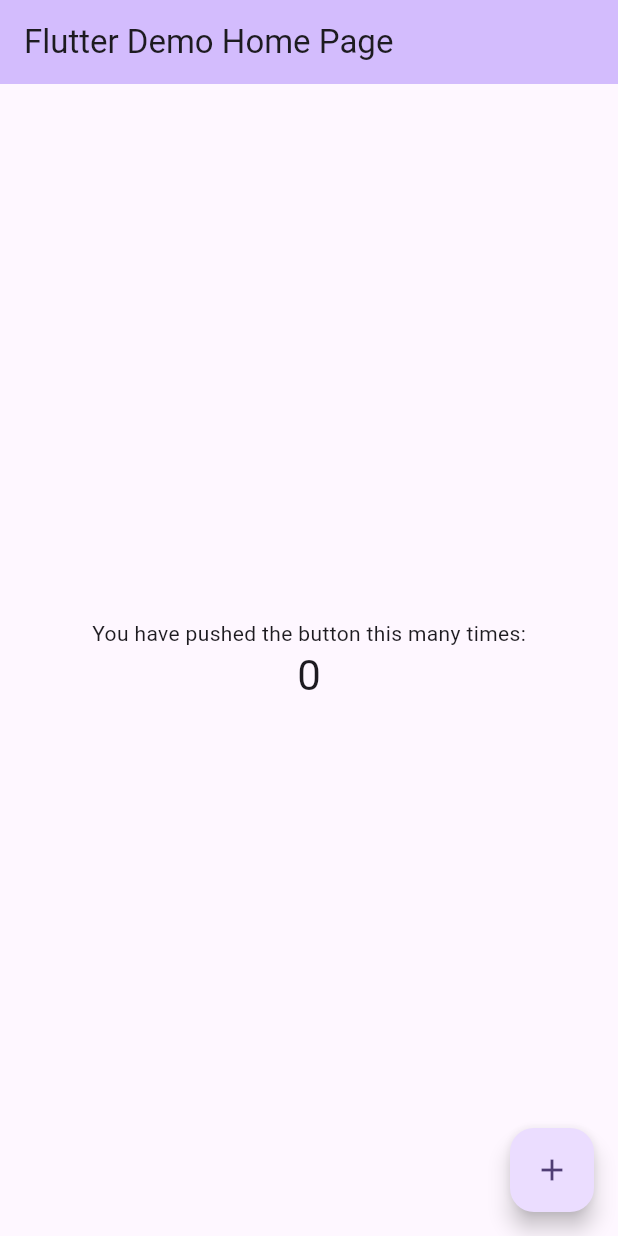
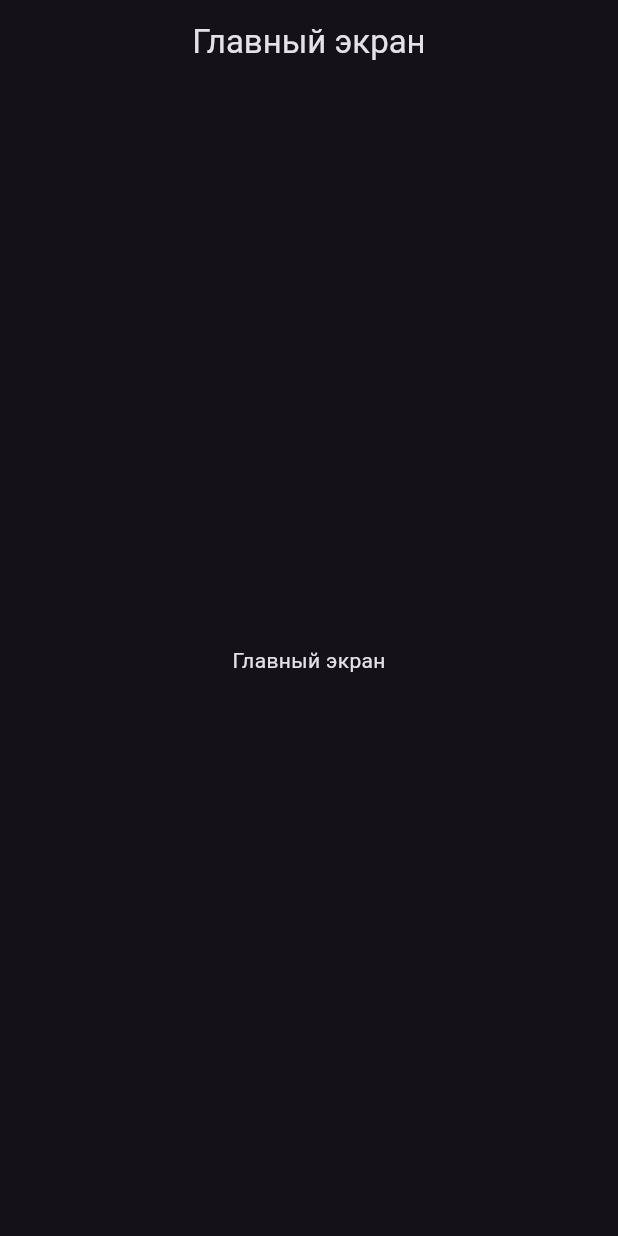
Before and after one commit to Henry2876/square_app, a Flutter app: the screen it shows after launch, on a phone screen of 412 x 824 dp. Run offline on Flutter 3.47's test engine with Material 3 defaults, Android fonts, the phone set to English and light mode, and no system bars.

Commit message:
Create screen
Layout screen using StatelessWidget

```diff
--- a/lib/main.dart
+++ b/lib/main.dart
@@ -1,8 +1,9 @@
 import 'package:flutter/material.dart';
+import 'package:square_app/screens/screen_home.dart';
+import 'package:square_app/utils/translations.dart';
 
-void main() {
-  runApp(const MyApp());
-}
+
+void main() => runApp(const MyApp());
 
 class MyApp extends StatelessWidget {
   const MyApp({super.key});
@@ -10,60 +11,10 @@ class MyApp extends StatelessWidget {
   @override
   Widget build(BuildContext context) {
     return MaterialApp(
-      title: 'Flutter Demo',
-      theme: ThemeData(
-        colorScheme: ColorScheme.fromSeed(seedColor: Colors.deepPurple),
-        useMaterial3: true,
-      ),
-      home: const MyHomePage(title: 'Flutter Demo Home Page'),
+      title: addTitle,
+      debugShowCheckedModeBanner: false,
+      theme: ThemeData.dark(),
+      home: const HomeScreen(),
     );
   }
 }
-
-class MyHomePage extends StatefulWidget {
-  const MyHomePage({super.key, required this.title});
-
-  final String title;
-
-  @override
-  State<MyHomePage> createState() => _MyHomePageState();
-}
-
-class _MyHomePageState extends State<MyHomePage> {
-  int _counter = 0;
-
-  void _incrementCounter() {
-    setState(() {
-      _counter++;
-    });
-  }
-
-  @override
-  Widget build(BuildContext context) {
-    return Scaffold(
-      appBar: AppBar(
-        backgroundColor: Theme.of(context).colorScheme.inversePrimary,
-        title: Text(widget.title),
-      ),
-      body: Center(
-        child: Column(
-          mainAxisAlignment: MainAxisAlignment.center,
-          children: <Widget>[
-            const Text(
-              'You have pushed the button this many times:',
-            ),
-            Text(
-              '$_counter',
-              style: Theme.of(context).textTheme.headlineMedium,
-            ),
-          ],
-        ),
-      ),
-      floatingActionButton: FloatingActionButton(
-        onPressed: _incrementCounter,
-        tooltip: 'Increment',
-        child: const Icon(Icons.add),
-      ), // This trailing comma makes auto-formatting nicer for build methods.
-    );
-  }
-}
--- a/lib/screens/screen_home.dart
+++ b/lib/screens/screen_home.dart
@@ -0,0 +1,19 @@
+import 'package:flutter/material.dart';
+import '../utils/translations.dart';
+
+class HomeScreen extends StatelessWidget {
+  const HomeScreen({super.key});
+
+  @override
+  Widget build(BuildContext context) {
+    return Scaffold(
+      appBar: AppBar(
+        title: const Text(homeScreenName),
+        centerTitle: true,
+      ),
+      body: const Center(
+        child: Text(homeScreenName),
+      ),
+    );
+  }
+}
```
Also changed, not shown: lib/utils/translations.dart (renamed from lib/utils/translatios.dart).
